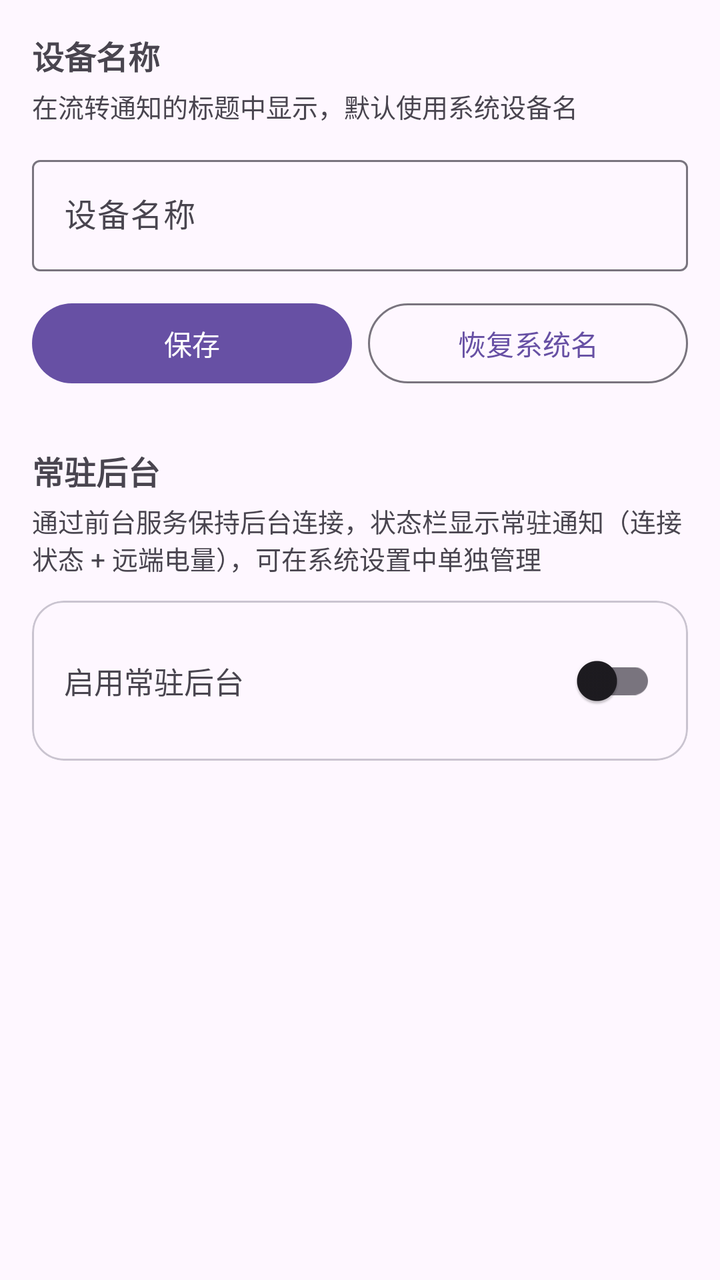
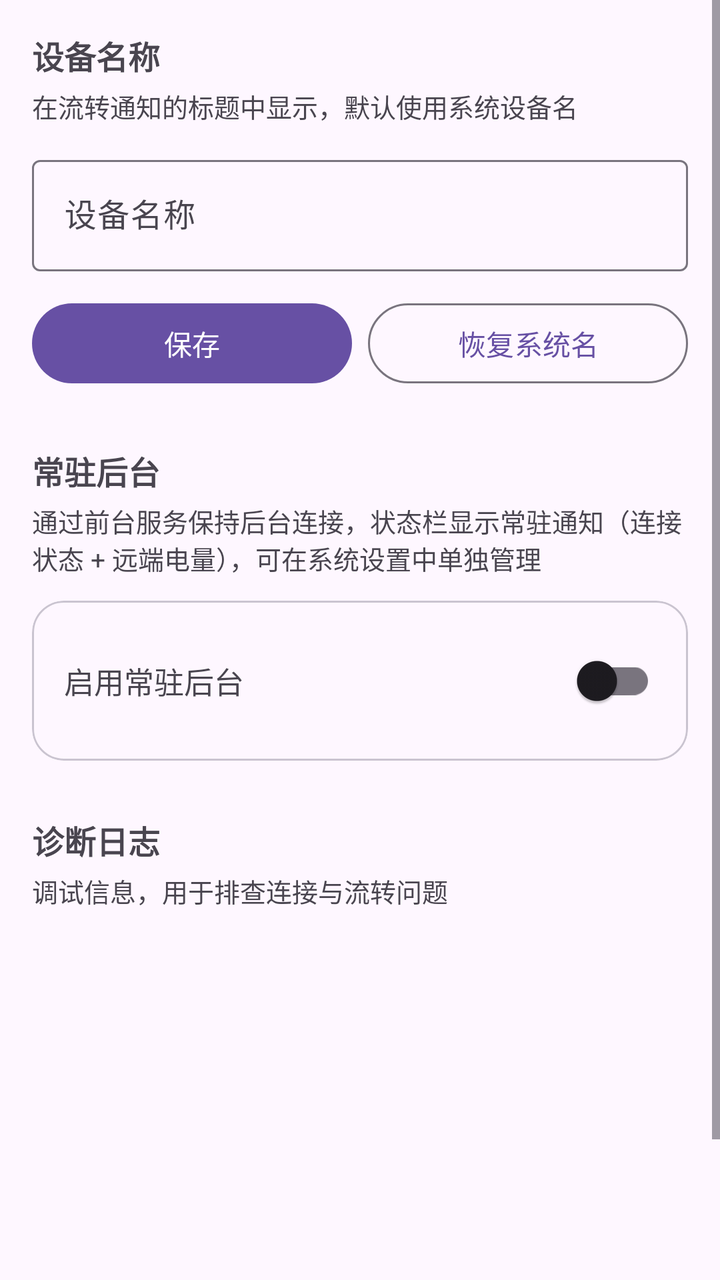

An Android layout rendered at two revisions. The XML below is the earlier revision; the diff shows what the commit changed to produce the second picture.
<!-- AndroidManifest.xml: application theme Theme.NotifRelay -->
<!-- res/layout/fragment_settings.xml -->
<?xml version="1.0" encoding="utf-8"?>
<ScrollView xmlns:android="http://schemas.android.com/apk/res/android"
    xmlns:app="http://schemas.android.com/apk/res-auto"
    android:layout_width="match_parent"
    android:layout_height="match_parent">

    <LinearLayout
        android:layout_width="match_parent"
        android:layout_height="wrap_content"
        android:orientation="vertical"
        android:padding="16dp">

        <TextView
            android:layout_width="match_parent"
            android:layout_height="wrap_content"
            android:text="设备名称"
            android:textSize="16sp"
            android:textStyle="bold" />

        <TextView
            android:layout_width="match_parent"
            android:layout_height="wrap_content"
            android:layout_marginTop="4dp"
            android:text="在流转通知的标题中显示，默认使用系统设备名"
            android:textSize="13sp" />

        <com.google.android.material.textfield.TextInputLayout
            style="@style/Widget.Material3.TextInputLayout.OutlinedBox"
            android:layout_width="match_parent"
            android:layout_height="wrap_content"
            android:layout_marginTop="12dp"
            android:hint="设备名称">

            <com.google.android.material.textfield.TextInputEditText
                android:id="@+id/et_device_name"
                android:layout_width="match_parent"
                android:layout_height="wrap_content"
                android:inputType="text"
                android:maxLines="1" />
        </com.google.android.material.textfield.TextInputLayout>

        <LinearLayout
            android:layout_width="match_parent"
            android:layout_height="wrap_content"
            android:layout_marginTop="12dp"
            android:orientation="horizontal">

            <com.google.android.material.button.MaterialButton
                android:id="@+id/btn_save_name"
                android:layout_width="0dp"
                android:layout_height="wrap_content"
                android:layout_weight="1"
                android:text="保存" />

            <com.google.android.material.button.MaterialButton
                android:id="@+id/btn_reset_name"
                style="@style/Widget.Material3.Button.OutlinedButton"
                android:layout_width="0dp"
                android:layout_height="wrap_content"
                android:layout_marginStart="8dp"
                android:layout_weight="1"
                android:text="恢复系统名" />
        </LinearLayout>

        <TextView
            android:layout_width="match_parent"
            android:layout_height="wrap_content"
            android:layout_marginTop="28dp"
            android:text="常驻后台"
            android:textSize="16sp"
            android:textStyle="bold" />

        <TextView
            android:layout_width="match_parent"
            android:layout_height="wrap_content"
            android:layout_marginTop="4dp"
            android:text="通过前台服务保持后台连接，状态栏显示常驻通知（连接状态 + 远端电量），可在系统设置中单独管理"
            android:textSize="13sp" />

        <com.google.android.material.card.MaterialCardView
            android:layout_width="match_parent"
            android:layout_height="wrap_content"
            android:layout_marginTop="12dp"
            app:cardCornerRadius="16dp"
            app:cardElevation="0dp">

            <LinearLayout
                android:layout_width="match_parent"
                android:layout_height="wrap_content"
                android:gravity="center_vertical"
                android:orientation="horizontal"
                android:padding="16dp">

                <TextView
                    android:layout_width="0dp"
                    android:layout_height="wrap_content"
                    android:layout_weight="1"
                    android:text="启用常驻后台"
                    android:textSize="15sp" />

                <com.google.android.material.switchmaterial.SwitchMaterial
                    android:id="@+id/switch_foreground"
                    android:layout_width="wrap_content"
                    android:layout_height="wrap_content" />
            </LinearLayout>
        </com.google.android.material.card.MaterialCardView>

    </LinearLayout>

</ScrollView>
<!-- resources referenced by this layout -->
<resources>
  <style name="Theme.NotifRelay" parent="Theme.Material3.DayNight.NoActionBar" />
</resources>

<!-- the commit's change to res/layout/fragment_settings.xml (unified diff, before → after) -->
@@ -105,6 +105,36 @@
             </LinearLayout>
         </com.google.android.material.card.MaterialCardView>
 
+        <TextView
+            android:layout_width="match_parent"
+            android:layout_height="wrap_content"
+            android:layout_marginTop="28dp"
+            android:text="诊断日志"
+            android:textSize="16sp"
+            android:textStyle="bold" />
+
+        <TextView
+            android:layout_width="match_parent"
+            android:layout_height="wrap_content"
+            android:layout_marginTop="4dp"
+            android:text="调试信息，用于排查连接与流转问题"
+            android:textSize="13sp" />
+
+        <ScrollView
+            android:id="@+id/scroll_log"
+            android:layout_width="match_parent"
+            android:layout_height="240dp"
+            android:layout_marginTop="8dp">
+
+            <TextView
+                android:id="@+id/tv_log"
+                android:layout_width="match_parent"
+                android:layout_height="wrap_content"
+                android:fontFamily="monospace"
+                android:textIsSelectable="true"
+                android:textSize="12sp" />
+        </ScrollView>
+
     </LinearLayout>
 
 </ScrollView>
